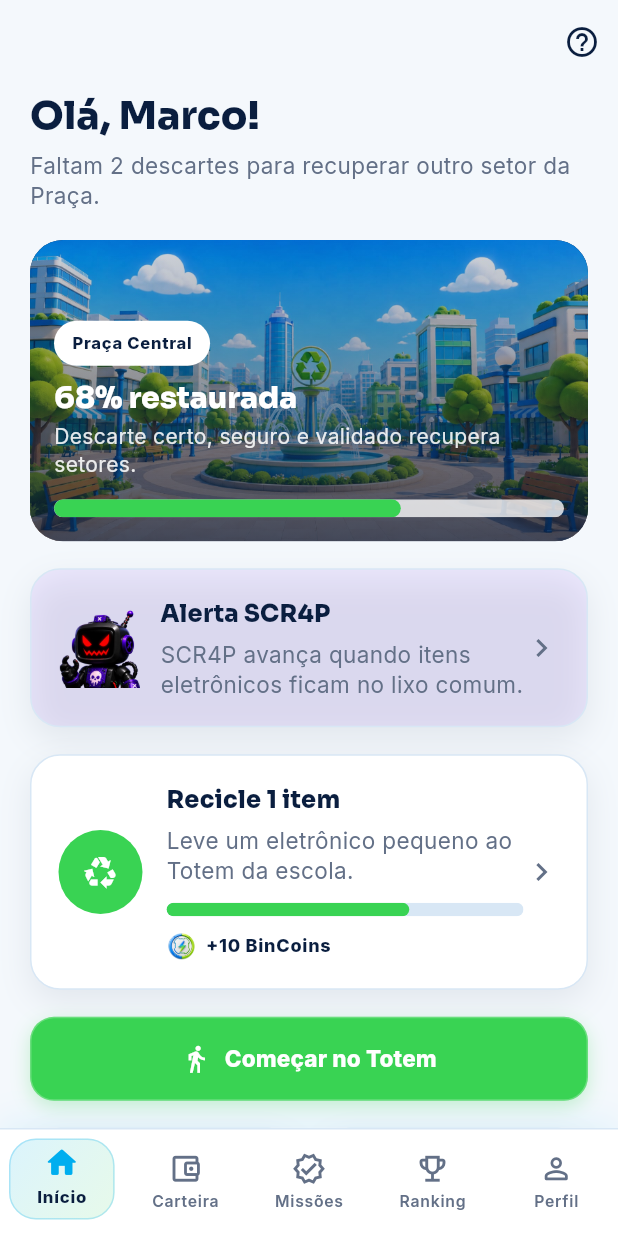
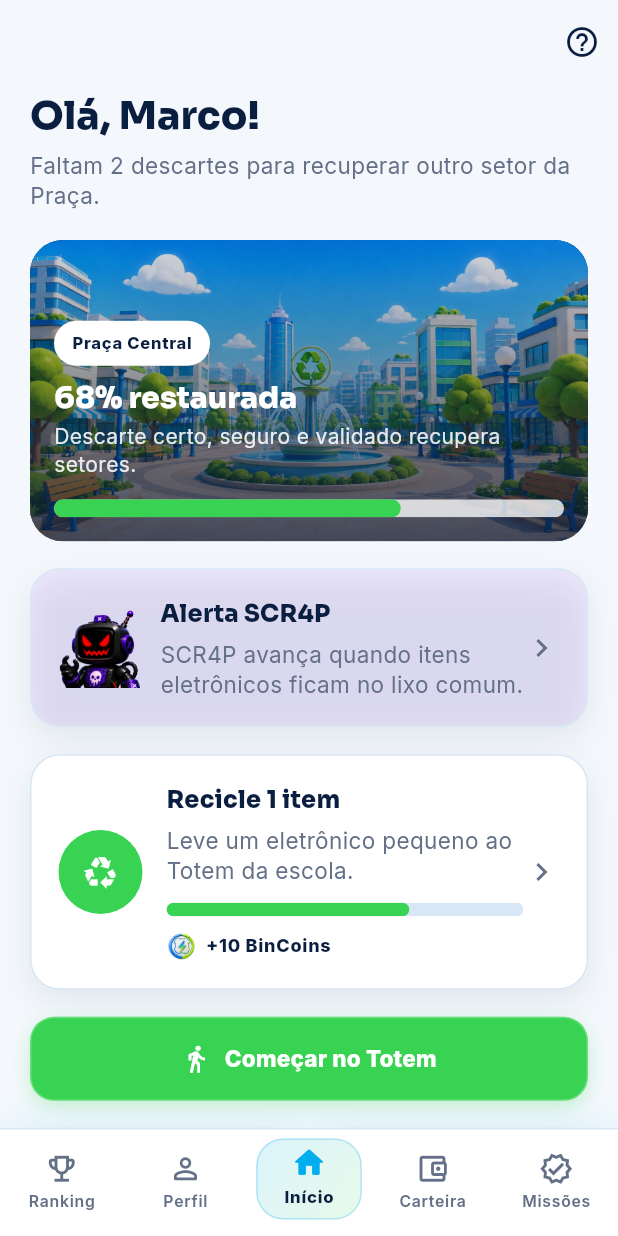
Before and after one commit to marcocaparra/BinGo, a Flutter app: the ShellScreen screen opened directly, on a phone screen of 412 x 824 dp. Run offline on Flutter 3.47's test engine with Material 3 defaults, Android fonts, the phone set to English and light mode, and no system bars; our stand-ins replace shared_preferences; accounts and stored records are empty.

Commit message:
feat(mobile): center active navigation destination

```diff
--- a/Software/mobile/bingo_app/lib/src/widgets/bingo_navigation_bar.dart
+++ b/Software/mobile/bingo_app/lib/src/widgets/bingo_navigation_bar.dart
@@ -14,7 +14,11 @@ class BingoNavigationBar extends StatelessWidget {
 
   static const _destinations = [
     (Icons.home_outlined, Icons.home_rounded, 'Início'),
-    (Icons.account_balance_wallet_outlined, Icons.account_balance_wallet_rounded, 'Carteira'),
+    (
+      Icons.account_balance_wallet_outlined,
+      Icons.account_balance_wallet_rounded,
+      'Carteira',
+    ),
     (Icons.verified_outlined, Icons.verified_rounded, 'Missões'),
     (Icons.emoji_events_outlined, Icons.emoji_events_rounded, 'Ranking'),
     (Icons.person_outline_rounded, Icons.person_rounded, 'Perfil'),
@@ -23,6 +27,16 @@ class BingoNavigationBar extends StatelessWidget {
   @override
   Widget build(BuildContext context) {
     final reduceMotion = MediaQuery.of(context).disableAnimations;
+    final duration = Duration(
+      milliseconds: reduceMotion ? 0 : AppMotion.standard,
+    );
+    final circularOrder = [
+      (selectedIndex + 3) % _destinations.length,
+      (selectedIndex + 4) % _destinations.length,
+      selectedIndex,
+      (selectedIndex + 1) % _destinations.length,
+      (selectedIndex + 2) % _destinations.length,
+    ];
 
     return DecoratedBox(
       decoration: BoxDecoration(
@@ -48,11 +62,9 @@ class BingoNavigationBar extends StatelessWidget {
                 children: [
                   AnimatedPositioned(
                     key: Key('bingo-nav-indicator-$selectedIndex'),
-                    duration: Duration(
-                      milliseconds: reduceMotion ? 0 : AppMotion.standard,
-                    ),
+                    duration: duration,
                     curve: Curves.easeOutCubic,
-                    left: (segmentWidth * selectedIndex) + 6,
+                    left: (segmentWidth * 2) + 6,
                     top: 7,
                     width: segmentWidth - 12,
                     height: 54,
@@ -73,10 +85,21 @@ class BingoNavigationBar extends StatelessWidget {
                       ),
                     ),
                   ),
-                  Row(
-                    children: [
                   for (var index = 0; index < _destinations.length; index++)
-                        Expanded(
+                    AnimatedPositioned(
+                      key: Key('bingo-nav-positioned-$index'),
+                      duration: duration,
+                      curve: Curves.easeInOutCubic,
+                      left: segmentWidth * circularOrder.indexOf(index),
+                      top: 0,
+                      width: segmentWidth,
+                      height: 72,
+                      child: SizedBox(
+                        key: Key(
+                          'bingo-nav-slot-${circularOrder.indexOf(index)}',
+                        ),
+                        width: segmentWidth,
+                        height: 72,
                         child: _NavigationDestination(
                           key: Key('bingo-nav-destination-$index'),
                           icon: _destinations[index].$1,
@@ -87,7 +110,6 @@ class BingoNavigationBar extends StatelessWidget {
                           onTap: () => onSelected(index),
                         ),
                       ),
-                    ],
                     ),
                 ],
               );
@@ -155,8 +177,12 @@ class _NavigationDestination extends StatelessWidget {
                         label,
                         maxLines: 1,
                         style: Theme.of(context).textTheme.labelSmall?.copyWith(
-                          color: selected ? AppColors.navy : AppColors.textMuted,
-                          fontWeight: selected ? FontWeight.w800 : FontWeight.w600,
+                          color: selected
+                              ? AppColors.navy
+                              : AppColors.textMuted,
+                          fontWeight: selected
+                              ? FontWeight.w800
+                              : FontWeight.w600,
                           fontSize: 10.5,
                         ),
                       ),
```
Also changed, not shown: 1 other file. Lines whose indentation alone changed are shown as unchanged.
